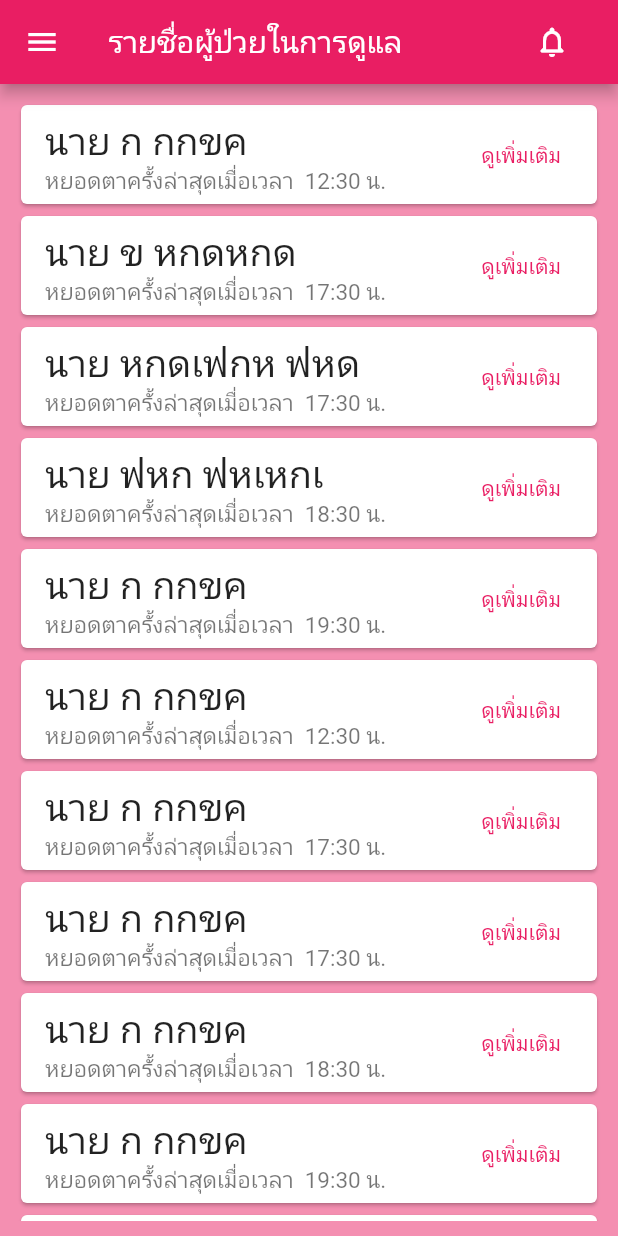
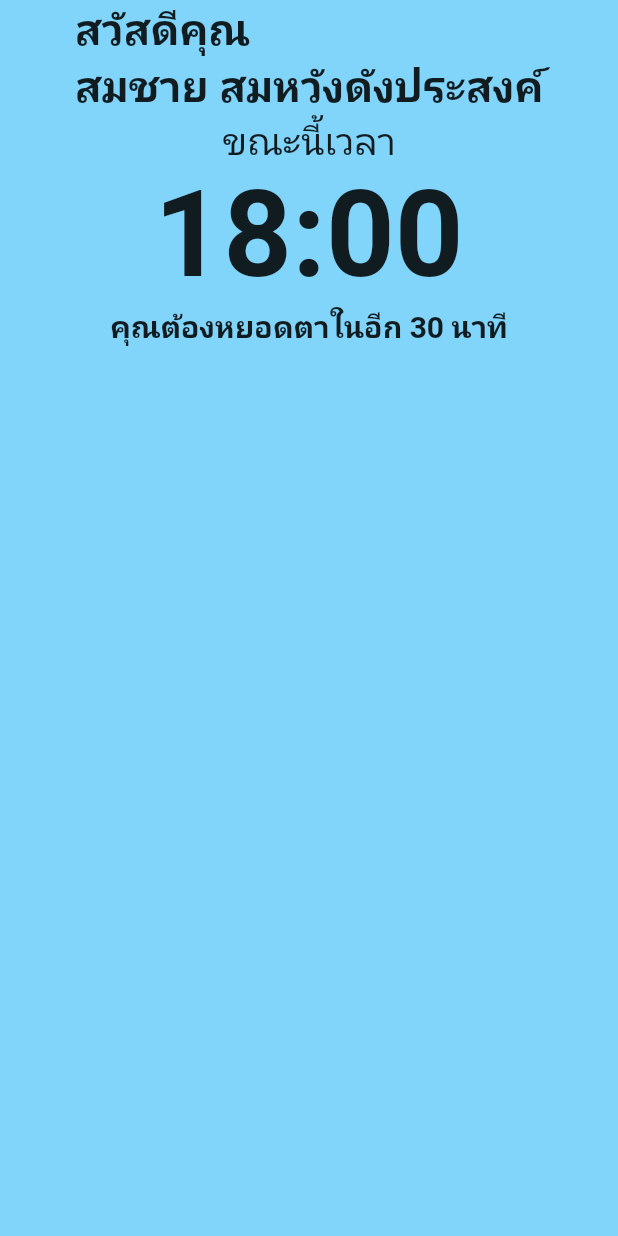
Before and after one commit to PossiblePack/DYEAC, a Flutter app: the screen it shows after launch, on a phone screen of 412 x 824 dp. Run offline on Flutter 3.47's test engine with Material 2 defaults, Android fonts, the light colour scheme and no system bars.

Commit message:
MainPage_update

```diff
--- /dev/null
+++ b/lib/data/MainWidget.dart
@@ -0,0 +1,36 @@
+import 'package:flutter/material.dart';
+import 'package:my_seniorproject/page/Patient_detail.dart';
+
+class MainWidget extends StatelessWidget {
+  String patientName;
+  String time;
+  String minute;
+
+  MainWidget(this.patientName, this.time, this.minute);
+
+  @override
+  Widget build(BuildContext context) {
+    return Center(
+      child: Column(
+        children: [
+          Text(
+            "สวัสดีคุณ\n$patientName",
+            style: TextStyle(fontSize: 28, fontWeight: FontWeight.bold),
+          ),
+          Text(
+            "ขณะนี้เวลา",
+            style: TextStyle(fontSize: 25),
+          ),
+          Text(
+            "$time",
+            style: TextStyle(fontSize: 80, fontWeight: FontWeight.bold),
+          ),
+          Text(
+            "คุณต้องหยอดตาในอีก ${minute} นาที",
+            style: TextStyle(fontSize: 20, fontWeight: FontWeight.bold),
+          )
+        ],
+      ),
+    );
+  }
+}
--- a/lib/main.dart
+++ b/lib/main.dart
@@ -1,6 +1,7 @@
 import 'dart:ui';
 
 import 'package:flutter/material.dart';
+import 'package:my_seniorproject/data/MainWidget.dart';
 import 'package:my_seniorproject/data/Patient.dart';
 import 'package:my_seniorproject/data/NavBar.dart';
 import 'package:my_seniorproject/page/Patient_detail.dart';
@@ -37,44 +38,38 @@ class _MyHomePageState extends State<MyHomePage> {
   @override
   Widget build(BuildContext context) {
     return Scaffold(
-      drawer: NavBar(),
-      appBar: AppBar(
-        title: Text(
-          'รายชื่อผู้ป่วยในการดูแล',
-          style: TextStyle(fontSize: 20),
-        ),
-        actions: <Widget>[
-          IconButton(
-            icon: Icon(Icons.notifications_none_rounded),
-            onPressed: () {/* Write listener code here */},
-          ),
-          Padding(
-            padding: EdgeInsets.symmetric(horizontal: 5),
-          ),
-          Padding(
-            padding: EdgeInsets.symmetric(horizontal: 5),
-          ),
-        ],
-        backgroundColor: Colors.pink,
-      ),
+      // drawer: NavBar(),
+      // appBar: AppBar(
+      //   title: Text(
+      //     'รายชื่อผู้ป่วยในการดูแล',
+      //     style: TextStyle(fontSize: 20),
+      //   ),
+      //   actions: <Widget>[
+      //     IconButton(
+      //       icon: Icon(Icons.notifications_none_rounded),
+      //       onPressed: () {/* Write listener code here */},
+      //     ),
+      //     Padding(
+      //       padding: EdgeInsets.symmetric(horizontal: 5),
+      //     ),
+      //     Padding(
+      //       padding: EdgeInsets.symmetric(horizontal: 5),
+      //     ),
+      //   ],
+      //   backgroundColor: Colors.pink,
+      // ),
       body: Container(
-          margin: const EdgeInsets.symmetric(vertical: 10, horizontal: 10),
+          margin: const EdgeInsets.symmetric(horizontal: 20),
+          height: 300,
+          width: double.maxFinite,
+          alignment: Alignment.center,
           child: ListView(
             children: [
-              Patient("นาย ก กกขค", " 12:30 น. "),
-              Patient("นาย ข หกดหกด", " 17:30 น. "),
-              Patient("นาย หกดเฟกห ฟหด", " 17:30 น. "),
-              Patient("นาย ฟหก ฟหเหกเ", " 18:30 น. "),
-              Patient("นาย ก กกขค", " 19:30 น. "),
-              Patient("นาย ก กกขค", " 12:30 น. "),
-              Patient("นาย ก กกขค", " 17:30 น. "),
-              Patient("นาย ก กกขค", " 17:30 น. "),
-              Patient("นาย ก กกขค", " 18:30 น. "),
-              Patient("นาย ก กกขค", " 19:30 น. "),
-              Patient("นาย ก กกขค", " 12:30 น. "),
+              // Patient("สวัสดั", " 12:30 น. "),
+              MainWidget("สมชาย สมหวังดังประสงค์", "18:00", "30")
             ],
           )),
-      backgroundColor: Colors.pink.shade200,
+      backgroundColor: Colors.lightBlue[200],
     );
   }
 }
```
